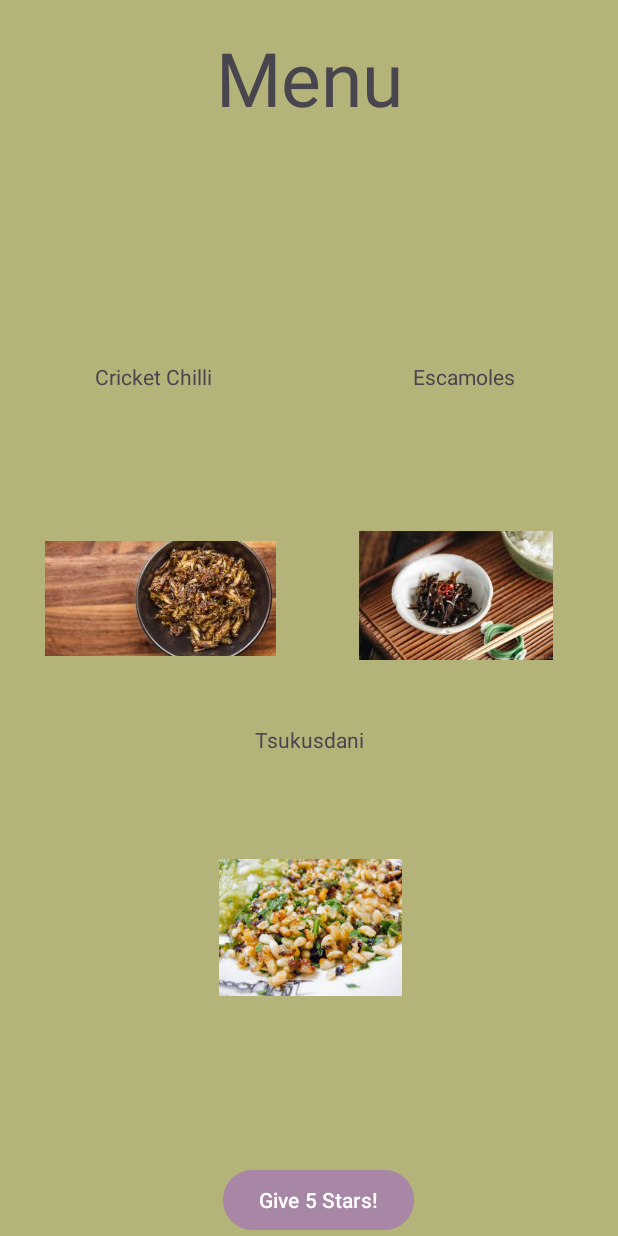
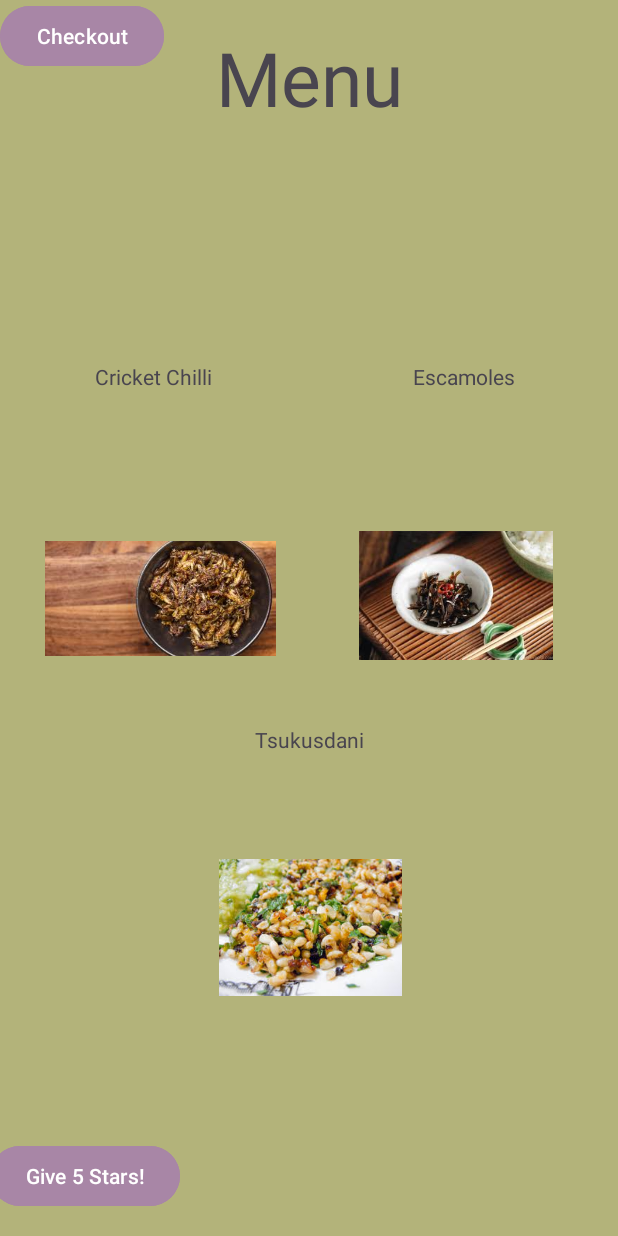
Before and after one commit to Bronzesquire-exe/BugRestaurant, an Android app: the screen it shows after launch (MainMenu), after a tap on "Menu", on a phone screen of 412 x 824 dp. Run offline under Robolectric (Android 15) with nearby library versions, the phone set to English and light mode, and no system bars.

Commit message:
Nearly Finished checkout class and fixed up a few issues.

```diff
--- /dev/null
+++ b/app/src/main/java/com/example/bugslife/Checkout.java
@@ -0,0 +1,4 @@
+package com.example.bugslife;
+
+public class Checkout {
+}
--- a/app/src/main/java/com/example/bugslife/MainActivity.java
+++ b/app/src/main/java/com/example/bugslife/MainActivity.java
@@ -21,6 +21,7 @@ public class MainActivity extends AppCompatActivity {
         super.onCreate(savedInstanceState);
         setContentView(R.layout.activity_main);
         Button menu = findViewById(R.id.menu);
+        Button address = findViewById(R.id.address);
 
 menu.setOnClickListener(new View.OnClickListener() {
     @Override
@@ -30,6 +31,7 @@ menu.setOnClickListener(new View.OnClickListener() {
     }
 });
 
+
     }
 
 
--- a/app/src/main/java/com/example/bugslife/Order.java
+++ b/app/src/main/java/com/example/bugslife/Order.java
@@ -2,9 +2,9 @@ package com.example.bugslife;
 
 import java.util.ArrayList;
 
-public class Order {
+public  class Order {
 public static final double tax = 0.02;
-private ArrayList<OrderItem> item = new ArrayList<>();
+public ArrayList<OrderItem> item = new ArrayList<>();
 
 public void addItem(String name, double price, double extra){
     item.add(new OrderItem(name,price,extra));
@@ -26,7 +26,7 @@ public double getTotal(){
     return subTotal() + getTax();
 }
 
-class OrderItem{
+public static class OrderItem{
     private String name;
     private double basePrice;
     private double extra;
--- a/app/src/main/res/layout/activity_main_menu.xml
+++ b/app/src/main/res/layout/activity_main_menu.xml
@@ -8,6 +8,16 @@
     tools:context=".MainMenu"
     android:background="@color/Beige"
     >
+
+    <Button
+        android:id="@+id/checkout"
+        android:layout_width="wrap_content"
+        android:layout_height="wrap_content"
+        android:text="Checkout"
+        android:backgroundTint="@color/material_dynamic_tertiary60"
+
+        tools:layout_editor_absoluteX="308dp"
+        tools:layout_editor_absoluteY="667dp" />
 
     <TextView
         android:id="@+id/Menu"
@@ -101,10 +111,10 @@
         android:id="@+id/stars"
         android:layout_width="wrap_content"
         android:layout_height="wrap_content"
-        android:layout_marginEnd="136dp"
+        android:layout_marginEnd="292dp"
+        android:layout_marginBottom="16dp"
+        android:backgroundTint="@color/material_dynamic_tertiary60"
         android:text="Give 5 Stars!"
         app:layout_constraintBottom_toBottomOf="@id/main"
-        app:layout_constraintEnd_toEndOf="@id/main"
-        android:backgroundTint="@color/material_dynamic_tertiary60"
-        />
+        app:layout_constraintEnd_toEndOf="@id/main" />
 </androidx.constraintlayout.widget.ConstraintLayout>
```
Also changed, not shown: app/src/main/java/com/example/bugslife/MainMenu.java (+30 -2 lines), app/src/main/res/layout/activity_main.xml (+9 -0 lines), 1 other file.
